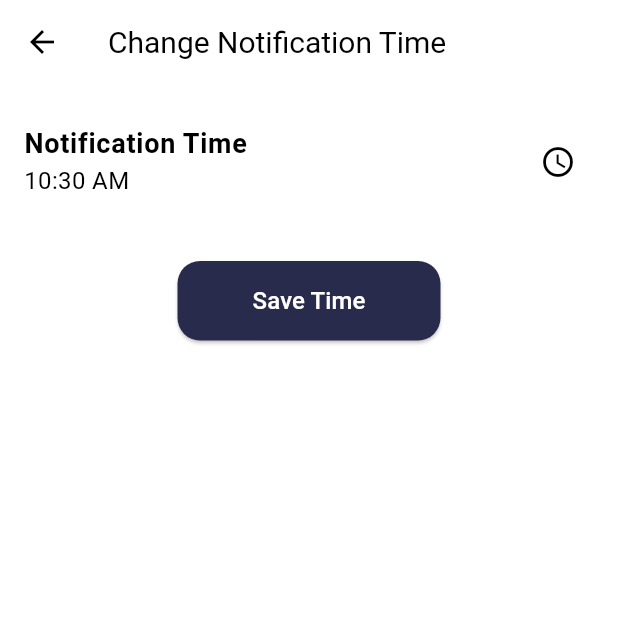
After one commit to anujbarve/expense-tracker, a Flutter app: the screen it shows after launch, item 3 of the bottom bar chosen, after a tap on "Budget Alerts", on a phone screen of 412 x 824 dp, the top half of it. The commit adds this screen. Run offline on Flutter 3.47's test engine with Material 3 defaults, Android fonts, the phone set to English and light mode, and no system bars; our stand-ins replace flutter_local_notifications, flutter_slidable, google_fonts, hive, hive_flutter, iconsax and 1 more; accounts and stored records are empty.

Commit message:
Notification changes

```diff
--- a/lib/domain/provider/settings_provider.dart
+++ b/lib/domain/provider/settings_provider.dart
@@ -2,10 +2,13 @@ import 'package:flutter/material.dart';
 import 'package:hive/hive.dart';
 
 import '../../data/models/settings_model.dart';
+import '../service/notification_service.dart';
 
 class SettingsProvider with ChangeNotifier {
   Box<AppSettings>? _settingsBox;
   AppSettings? _currentSettings;
+
+  TimeOfDay _notificationTime = TimeOfDay.now();
 
   SettingsProvider() {
     _loadSettings();
@@ -109,6 +112,16 @@ class SettingsProvider with ChangeNotifier {
     }
   }
 
+  TimeOfDay get notificationTime => _notificationTime;
+
+  final NotificationService _notificationService = NotificationService();
+
+  void setNotificationTime(TimeOfDay time) {
+    _notificationTime = time;
+    _notificationService.scheduleNotification(time); // Schedule the notification
+    notifyListeners();
+  }
+
   @override
   void dispose() {
     _settingsBox?.close();
--- a/lib/main.dart
+++ b/lib/main.dart
@@ -2,6 +2,7 @@ import 'package:finance/domain/provider/settings_provider.dart';
 import 'package:finance/presentation/constants/theme.dart';
 import 'package:finance/presentation/screens/homepage.dart';
 import 'package:flutter/material.dart';
+import 'package:flutter_local_notifications/flutter_local_notifications.dart';
 import 'package:hive/hive.dart';
 import 'package:hive_flutter/adapters.dart';
 import 'package:provider/provider.dart';
@@ -15,6 +16,17 @@ void main() async {
   Hive.registerAdapter(ExpenseAdapter());
   Hive.registerAdapter(AppSettingsAdapter());
   await Hive.openBox<Expense>('expenses');
+
+  final FlutterLocalNotificationsPlugin flutterLocalNotificationsPlugin = FlutterLocalNotificationsPlugin();
+
+  const AndroidInitializationSettings initializationSettingsAndroid =
+  AndroidInitializationSettings('@mipmap/ic_launcher');
+
+  final InitializationSettings initializationSettings = InitializationSettings(
+    android: initializationSettingsAndroid,
+  );
+
+  await flutterLocalNotificationsPlugin.initialize(initializationSettings);
 
   runApp(MultiProvider(
     providers: [
--- /dev/null
+++ b/lib/presentation/screens/notification_time.dart
@@ -0,0 +1,100 @@
+import 'package:flutter/material.dart';
+import 'package:provider/provider.dart';
+import '../../domain/provider/settings_provider.dart';
+
+class ChangeNotificationTimeScreen extends StatefulWidget {
+  @override
+  _ChangeNotificationTimeScreenState createState() => _ChangeNotificationTimeScreenState();
+}
+
+class _ChangeNotificationTimeScreenState extends State<ChangeNotificationTimeScreen> {
+  TimeOfDay? _selectedTime;
+
+  @override
+  void initState() {
+    super.initState();
+    _selectedTime = Provider.of<SettingsProvider>(context, listen: false).notificationTime;
+  }
+
+  void _selectTime() async {
+    final TimeOfDay? pickedTime = await showTimePicker(
+      context: context,
+      initialTime: _selectedTime ?? TimeOfDay.now(),
+    );
+
+    if (pickedTime != null && pickedTime != _selectedTime) {
+      setState(() {
+        _selectedTime = pickedTime;
+      });
+    }
+  }
+
+  void _saveTime() {
+    if (_selectedTime != null) {
+      Provider.of<SettingsProvider>(context, listen: false).setNotificationTime(_selectedTime!);
+      Navigator.of(context).pop();
+    }
+  }
+
+  @override
+  Widget build(BuildContext context) {
+    final isDarkMode = Provider.of<SettingsProvider>(context).darkMode;
+
+    final backgroundColor = isDarkMode ? Colors.black : Colors.white;
+    final textColor = isDarkMode ? Colors.white : Colors.black;
+    final labelColor = isDarkMode ? Colors.grey[300] : Colors.grey[700];
+    final fillColor = isDarkMode ? Colors.grey[800] : Colors.grey[200];
+    final borderColor = isDarkMode ? Colors.grey[600]! : Colors.grey[400]!;
+
+    return Scaffold(
+      backgroundColor: backgroundColor,
+      appBar: AppBar(
+        backgroundColor: isDarkMode ? Colors.grey[900] : Colors.white,
+        title: Text(
+          'Change Notification Time',
+          style: TextStyle(color: isDarkMode ? Colors.white : Colors.black),
+        ),
+      ),
+      body: Padding(
+        padding: const EdgeInsets.all(16.0),
+        child: Column(
+          crossAxisAlignment: CrossAxisAlignment.start,
+          children: [
+            ListTile(
+              contentPadding: EdgeInsets.zero,
+              title: Text(
+                'Notification Time',
+                style: TextStyle(color: textColor, fontSize: 18, fontWeight: FontWeight.bold),
+              ),
+              subtitle: Text(
+                _selectedTime != null ? _selectedTime!.format(context) : 'Select Time',
+                style: TextStyle(color: textColor, fontSize: 16),
+              ),
+              trailing: IconButton(
+                icon: Icon(Icons.access_time, color: textColor),
+                onPressed: _selectTime,
+              ),
+            ),
+            const SizedBox(height: 30),
+            Center(
+              child: ElevatedButton(
+                onPressed: _saveTime,
+                style: ElevatedButton.styleFrom(
+                  backgroundColor: const Color(0xFF292B4D),
+                  padding: const EdgeInsets.symmetric(horizontal: 50, vertical: 15),
+                  shape: RoundedRectangleBorder(
+                    borderRadius: BorderRadius.circular(15.0),
+                  ),
+                ),
+                child: const Text(
+                  'Save Time',
+                  style: TextStyle(color: Colors.white, fontSize: 16),
+                ),
+              ),
+            ),
+          ],
+        ),
+      ),
+    );
+  }
+}
--- a/lib/presentation/screens/settings.dart
+++ b/lib/presentation/screens/settings.dart
@@ -1,5 +1,6 @@
 import 'package:finance/domain/provider/settings_provider.dart';
 import 'package:finance/presentation/screens/add_expense_category.dart';
+import 'package:finance/presentation/screens/notification_time.dart';
 import 'package:flutter/material.dart';
 import 'package:google_fonts/google_fonts.dart';
 import 'package:provider/provider.dart';
@@ -36,12 +37,18 @@ class SettingsScreen extends StatelessWidget {
                 },
               ),
             ),
-            _buildSettingsOption(
-              context,
-              Icons.notifications,
-              'Budget Alerts',
-              'Set alerts when nearing your budget limits',
-              () {},
+            GestureDetector(
+              onTap: (){
+                Navigator.of(context).push(MaterialPageRoute(
+                    builder: (context) => ChangeNotificationTimeScreen()));
+              },
+              child: _buildSettingsOption(
+                context,
+                Icons.notifications,
+                'Budget Alerts',
+                'Set alerts when nearing your budget limits',
+                () {},
+              ),
             ),
             _buildSettingsOption(
               context,
--- a/pubspec.yaml
+++ b/pubspec.yaml
@@ -45,6 +45,7 @@ dependencies:
   flutter_local_notifications: ^17.2.2
   fl_chart: ^0.68.0
   flutter_slidable: ^3.1.1
+  timezone: ^0.9.4
 
 
 dev_dependencies:
```
Also changed, not shown: lib/domain/service/notification_service.dart (added, +38 -0 lines), pubspec.lock, 2 other files.
